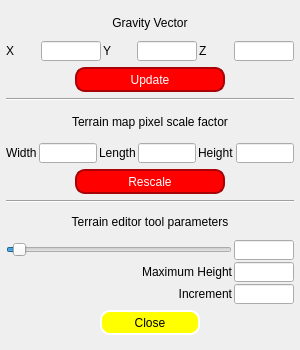
Old version of the form src/tools/terraintool.ui in the repository mjroman/roverSim.
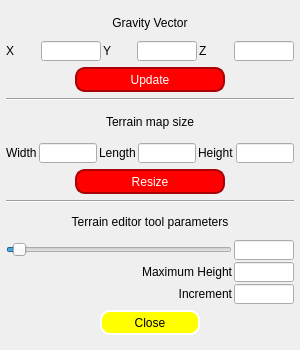
New version of the form.

Commit message: terrain is more accessable to the configure file. Also reworked the terrain scaling and sizing methods.

The edit to the form file:
```diff
--- a/src/tools/terraintool.ui
+++ b/src/tools/terraintool.ui
@@ -217,7 +217,7 @@
       </size>
      </property>
      <property name="text">
-      <string>Terrain map pixel scale factor</string>
+      <string>Terrain map size</string>
      </property>
      <property name="alignment">
       <set>Qt::AlignCenter</set>
@@ -355,7 +355,7 @@
 }</string>
        </property>
        <property name="text">
-        <string>Rescale</string>
+        <string>Resize</string>
        </property>
       </widget>
      </item>
```
Left out of the diff: 8 changed lines with no effect on the pictures. The commit also changes 14 other files.
